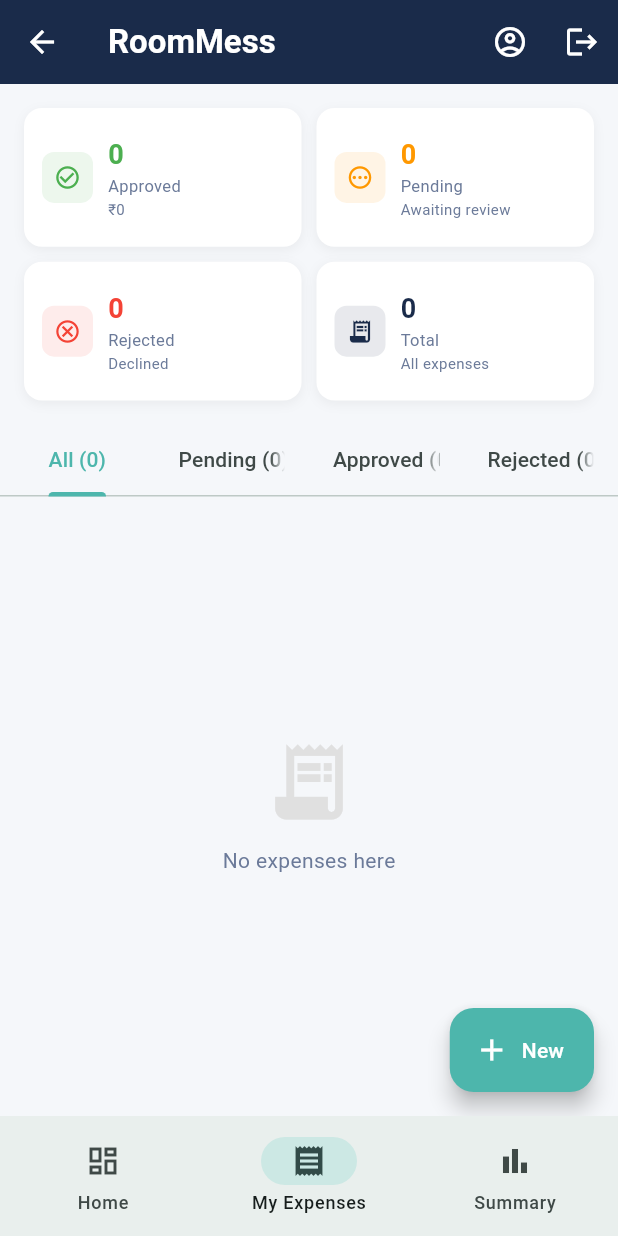
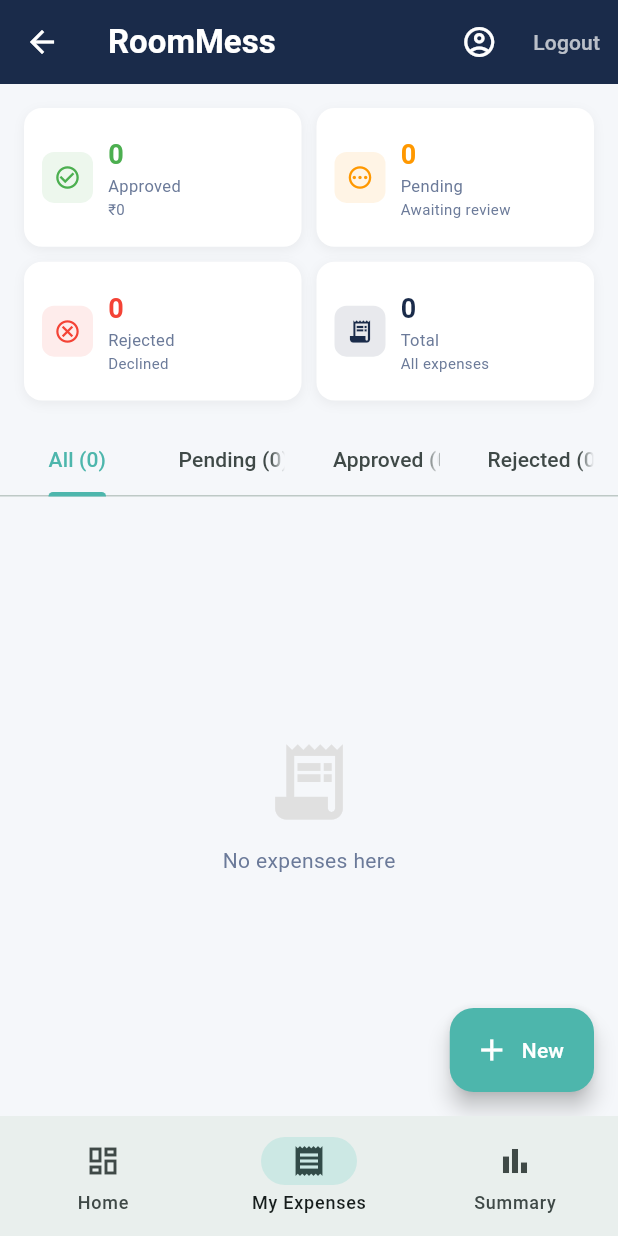
Before and after one commit to codexplot/mess-flutter, a Flutter app: the MemberHomeScreen screen opened directly, item 2 of the bottom bar chosen, on a phone screen of 412 x 824 dp. Run offline on Flutter 3.47's test engine with Material 3 defaults, Android fonts, the phone set to English and light mode, and no system bars; our stand-ins replace image_picker, shared_preferences; accounts and stored records are empty; network calls fail.

Commit message:
Replace logout icon button with simple 'Logout' text in member app bar
Co-Authored-By: Claude Sonnet 4.6 <noreply@anthropic.com>

```diff
--- a/lib/screens/member/member_home_screen.dart
+++ b/lib/screens/member/member_home_screen.dart
@@ -37,9 +37,9 @@ class _MemberHomeScreenState extends State<MemberHomeScreen> {
         appBar: AppBar(
           title: const Text('RoomMess'),
           actions: [
-            IconButton(
-              icon: const Icon(Icons.logout),
+            TextButton(
               onPressed: () => context.read<AuthProvider>().logout(roomProvider: context.read<RoomProvider>(), expenseProvider: context.read<ExpenseProvider>()),
+              child: const Text('Logout', style: TextStyle(color: Colors.white70, fontSize: 14)),
             ),
           ],
         ),
@@ -104,9 +104,9 @@ class _MemberHomeScreenState extends State<MemberHomeScreen> {
             icon: const Icon(Icons.account_circle_outlined),
             onPressed: () => _showProfileInfo(context),
           ),
-          IconButton(
-            icon: const Icon(Icons.logout),
+          TextButton(
             onPressed: () => context.read<AuthProvider>().logout(roomProvider: context.read<RoomProvider>(), expenseProvider: context.read<ExpenseProvider>()),
+            child: const Text('Logout', style: TextStyle(color: Colors.white70, fontSize: 14)),
           ),
         ],
       ),
```
